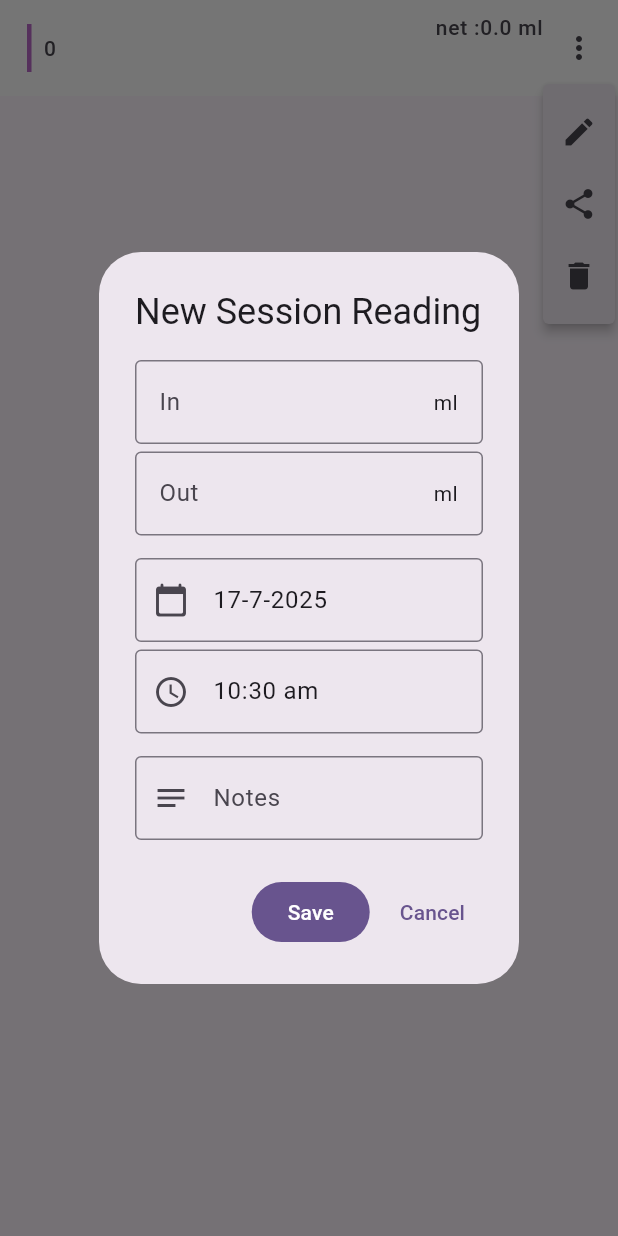
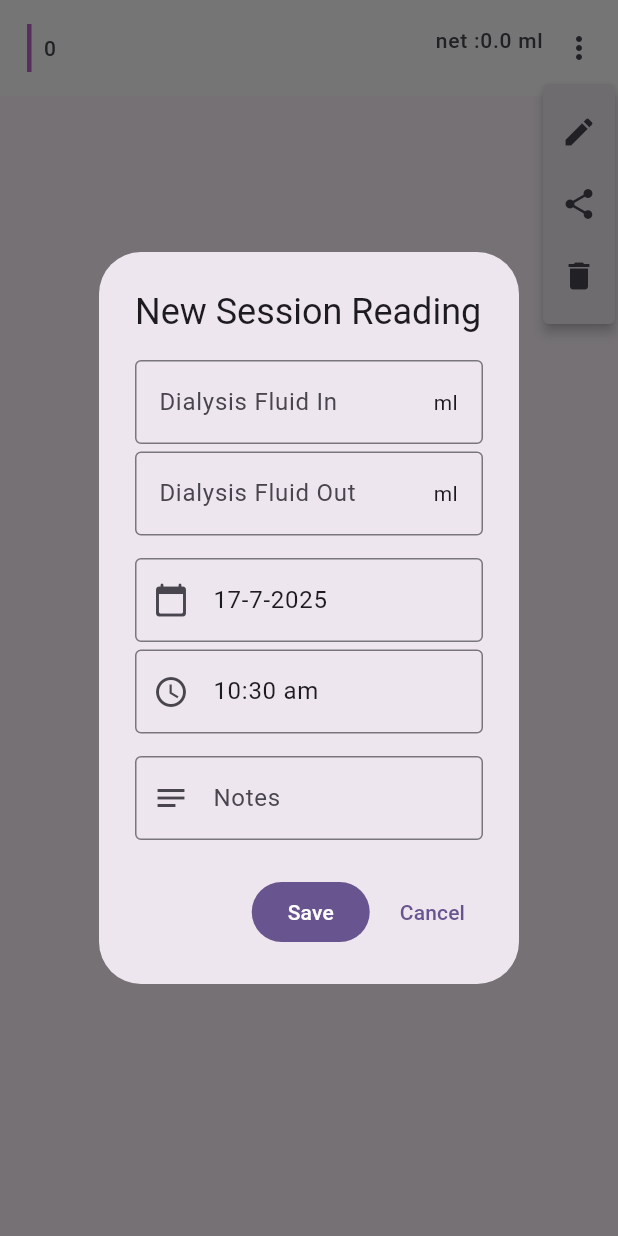
Before and after one commit to Nikhithasriram/Tracking, a Flutter app: the DialysisIndividualTile widget shown alone on an empty page, opened directly with empty values, after a tap on the "more vert" icon, after a tap on the "edit" icon, on a phone screen of 412 x 824 dp. Run offline on Flutter 3.47's test engine with Material 3 defaults, Android fonts, the phone set to English and light mode, and no system bars; our stand-ins replace cloud_firestore, firebase_auth, firebase_core, firebase_crashlytics, google_sign_in, loading_animation_widget and 4 more; missing offline and left inert: syncfusion_flutter_pdf; accounts and stored records are empty.

Commit message:
changes names of input fields

```diff
--- a/lib/utils/dialysis_utils/dialysis_alert_dialog.dart
+++ b/lib/utils/dialysis_utils/dialysis_alert_dialog.dart
@@ -201,7 +201,7 @@ class _ContentState extends State<Content> {
                     const TextInputType.numberWithOptions(decimal: true),
                 decoration: const InputDecoration(
                   border: OutlineInputBorder(),
-                  hintText: "In",
+                  hintText: "Dialysis Fluid In",
                   suffixIcon: Padding(
                     padding: EdgeInsets.all(15),
                     child: Text("ml"),
@@ -227,7 +227,7 @@ class _ContentState extends State<Content> {
                     const TextInputType.numberWithOptions(decimal: true),
                 decoration: const InputDecoration(
                   border: OutlineInputBorder(),
-                  hintText: "Out",
+                  hintText: "Dialysis Fluid Out",
                   suffixIcon: Padding(
                     padding: EdgeInsets.all(15),
                     child: Text("ml"),
--- a/lib/utils/dialysis_utils/dialysis_individual_tile.dart
+++ b/lib/utils/dialysis_utils/dialysis_individual_tile.dart
@@ -48,18 +48,18 @@ class DialysisIndividualTile extends StatelessWidget {
         mainAxisSize: MainAxisSize.min,
         crossAxisAlignment: CrossAxisAlignment.start,
         children: [
-          onesessionreadings.inml != 0
+          onesessionreadings.outml != 0
               ? Text(
-                  "In :${onesessionreadings.inml.toString()}ml",
+                  "Out :${onesessionreadings.outml.toString()}ml",
                   style: const TextStyle(fontSize: 14),
                 )
               : const SizedBox.shrink(),
           const SizedBox(
             width: 8,
           ),
-          onesessionreadings.outml != 0
+          onesessionreadings.inml != 0
               ? Text(
-                  "Out :${onesessionreadings.outml.toString()}ml",
+                  "In   :${onesessionreadings.inml.toString()}ml",
                   style: const TextStyle(fontSize: 14),
                 )
               : const SizedBox.shrink(),
@@ -73,6 +73,8 @@ class DialysisIndividualTile extends StatelessWidget {
         mainAxisSize: MainAxisSize.min,
         children: [
           Column(
+            mainAxisAlignment: MainAxisAlignment.end,
+            crossAxisAlignment: CrossAxisAlignment.end,
             children: [
               Text(
                 " net :${onesessionreadings.sessionnet.toString()} ml",
--- a/lib/utils/dialysis_utils/dialysis_tile.dart
+++ b/lib/utils/dialysis_utils/dialysis_tile.dart
@@ -15,7 +15,7 @@ class DialysisTile extends StatelessWidget {
     return Padding(
       padding: const EdgeInsets.all(8.0),
       child: ExpansionTile(
-        title: Text("Net out: ${reading.netml} ml"),
+        title: Text("Net Fluid out: ${reading.netml} ml"),
         controlAffinity: ListTileControlAffinity.leading,
         tilePadding: const EdgeInsets.only(left: 8, right: 4),
         collapsedBackgroundColor: Colors.white,
--- a/lib/utils/water_utils/individual_list_tile.dart
+++ b/lib/utils/water_utils/individual_list_tile.dart
@@ -18,9 +18,9 @@ class IndividualListtile extends StatelessWidget {
     // print("subuuid $subuuid");
 
     final String type = water.type == Watertype.intake
-        ? "Intake"
+        ? "Water Intake"
         : water.type == Watertype.output
-            ? "Output"
+            ? "Urine Output"
             : "Misc";
     return ListTile(
       dense: true,
--- a/lib/utils/water_utils/waterlisttile.dart
+++ b/lib/utils/water_utils/waterlisttile.dart
@@ -29,8 +29,8 @@ class _WaterListTileState extends State<WaterListTile> {
           title: Column(
             crossAxisAlignment: CrossAxisAlignment.start,
             children: [
-              Text("Input: ${widget.daily.intakeml} ml"),
-              Text("Output: ${widget.daily.outputml} ml"),
+              Text("Intake: ${widget.daily.intakeml} ml"),
+              Text("urine: ${widget.daily.outputml} ml"),
             ],
           ),
           trailing: Row(
```
